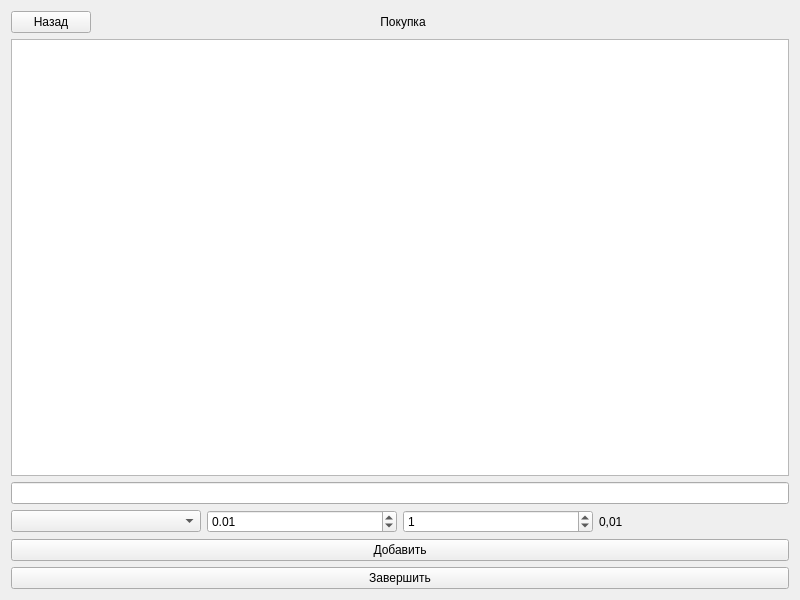
Before: the Qt Designer form shoppingwindow.ui in Sheron4ik/coursework, drawn with Qt 5.
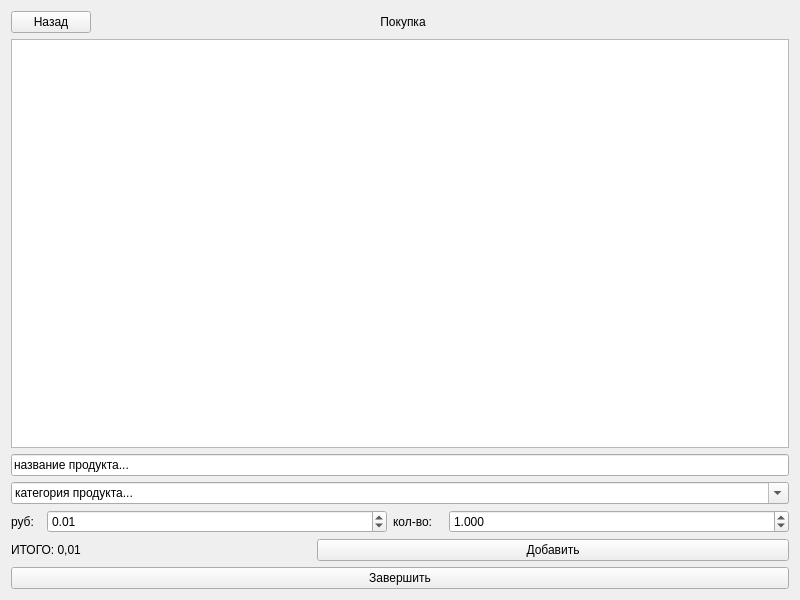
After: the same form once the commit is applied.

Commit message: add mOre functionality in ShoppingWindow

What changed in the file:
```diff
--- a/shoppingwindow.ui
+++ b/shoppingwindow.ui
@@ -75,17 +75,45 @@
     </layout>
    </item>
    <item>
-    <widget class="QTextEdit" name="purchase"/>
+    <widget class="QTextEdit" name="purchase">
+     <property name="readOnly">
+      <bool>true</bool>
+     </property>
+    </widget>
    </item>
    <item>
     <layout class="QVBoxLayout" name="verticalLayout">
      <item>
-      <widget class="QLineEdit" name="productName"/>
+      <widget class="QLineEdit" name="productName">
+       <property name="text">
+        <string>название продукта...</string>
+       </property>
+      </widget>
+     </item>
+     <item>
+      <widget class="QComboBox" name="category">
+       <property name="editable">
+        <bool>true</bool>
+       </property>
+       <property name="currentText">
+        <string>категория продукта...</string>
+       </property>
+      </widget>
      </item>
      <item>
       <layout class="QHBoxLayout" name="horizontalLayout_3">
        <item>
-        <widget class="QComboBox" name="category"/>
+        <widget class="QLabel" name="money">
+         <property name="maximumSize">
+          <size>
+           <width>30</width>
+           <height>25</height>
+          </size>
+         </property>
+         <property name="text">
+          <string>руб:</string>
+         </property>
+        </widget>
        </item>
        <item>
         <widget class="QDoubleSpinBox" name="price">
@@ -98,31 +126,57 @@
         </widget>
        </item>
        <item>
-        <widget class="QSpinBox" name="quantity">
+        <widget class="QLabel" name="amount">
+         <property name="maximumSize">
+          <size>
+           <width>50</width>
+           <height>25</height>
+          </size>
+         </property>
+         <property name="text">
+          <string>кол-во:</string>
+         </property>
+        </widget>
+       </item>
+       <item>
+        <widget class="QDoubleSpinBox" name="quantity">
+         <property name="decimals">
+          <number>3</number>
+         </property>
          <property name="maximum">
-          <number>999999999</number>
+          <double>999999999.998999953269958</double>
          </property>
          <property name="value">
-          <number>1</number>
+          <double>1.000000000000000</double>
          </property>
         </widget>
        </item>
+      </layout>
+     </item>
+     <item>
+      <layout class="QHBoxLayout" name="horizontalLayout_4">
        <item>
         <widget class="QLabel" name="total">
+         <property name="maximumSize">
+          <size>
+           <width>300</width>
+           <height>16777215</height>
+          </size>
+         </property>
          <property name="text">
-          <string>0,01</string>
+          <string>ИТОГО: 0,01</string>
+         </property>
+        </widget>
+       </item>
+       <item>
+        <widget class="QPushButton" name="add">
+         <property name="text">
+          <string>Добавить</string>
          </property>
         </widget>
        </item>
       </layout>
      </item>
-     <item>
-      <widget class="QPushButton" name="add">
-       <property name="text">
-        <string>Добавить</string>
-       </property>
-      </widget>
-     </item>
      <item>
       <widget class="QPushButton" name="finish">
        <property name="text">
```
The commit also changes 2 other files.
